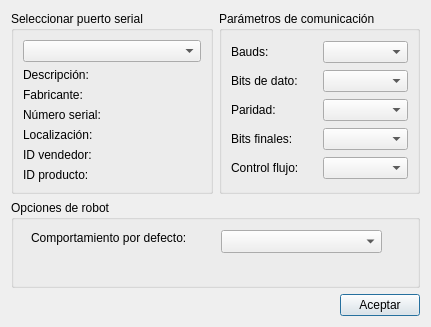
Qt form preferencias.ui (kevteg/Olympus) before a commit.
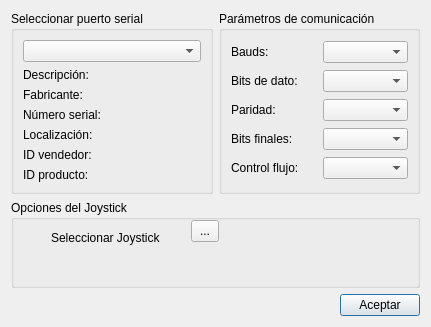
The same form after that commit.

Patch:
```diff
--- a/preferencias.ui
+++ b/preferencias.ui
@@ -154,30 +154,33 @@
    <item row="1" column="0" colspan="2">
     <widget class="QGroupBox" name="robot_options">
      <property name="title">
-      <string>Opciones de robot</string>
+      <string>Opciones del Joystick</string>
      </property>
      <widget class="QLabel" name="label">
       <property name="geometry">
        <rect>
-        <x>20</x>
+        <x>40</x>
         <y>30</y>
         <width>181</width>
         <height>16</height>
        </rect>
       </property>
       <property name="text">
-       <string>Comportamiento por defecto:</string>
+       <string>Seleccionar Joystick</string>
       </property>
      </widget>
-     <widget class="QComboBox" name="behaviorList">
+     <widget class="QToolButton" name="selectjoy">
       <property name="geometry">
        <rect>
-        <x>210</x>
-        <y>30</y>
-        <width>161</width>
-        <height>23</height>
+        <x>180</x>
+        <y>20</y>
+        <width>28</width>
+        <height>22</height>
        </rect>
       </property>
+      <property name="text">
+       <string>...</string>
+      </property>
      </widget>
     </widget>
    </item>
```
